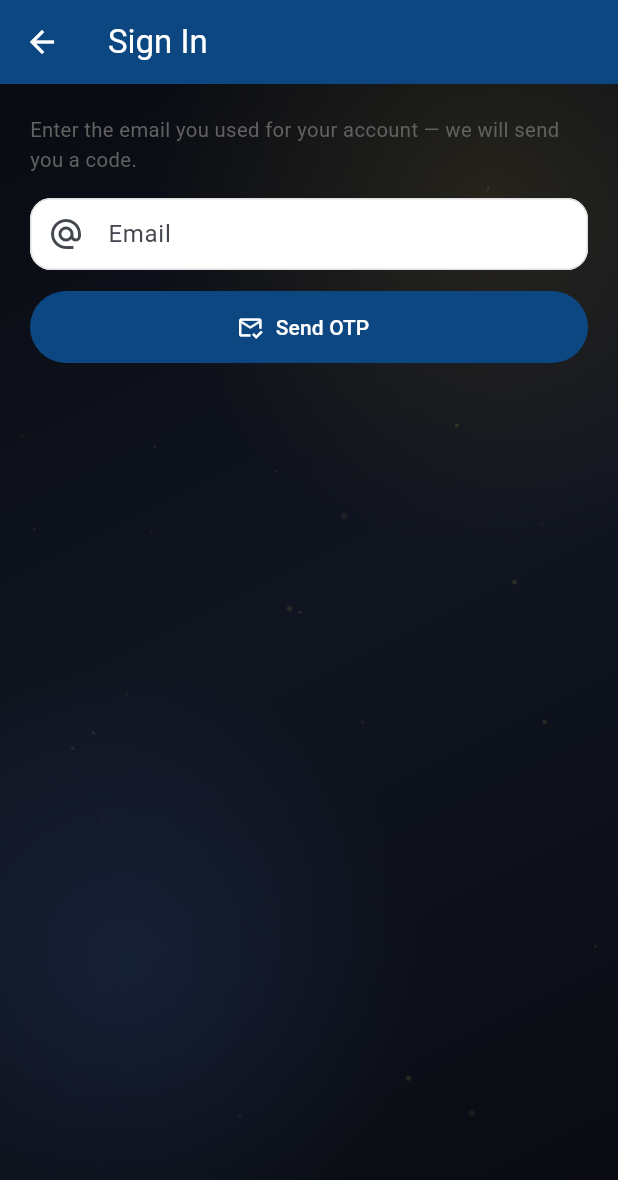
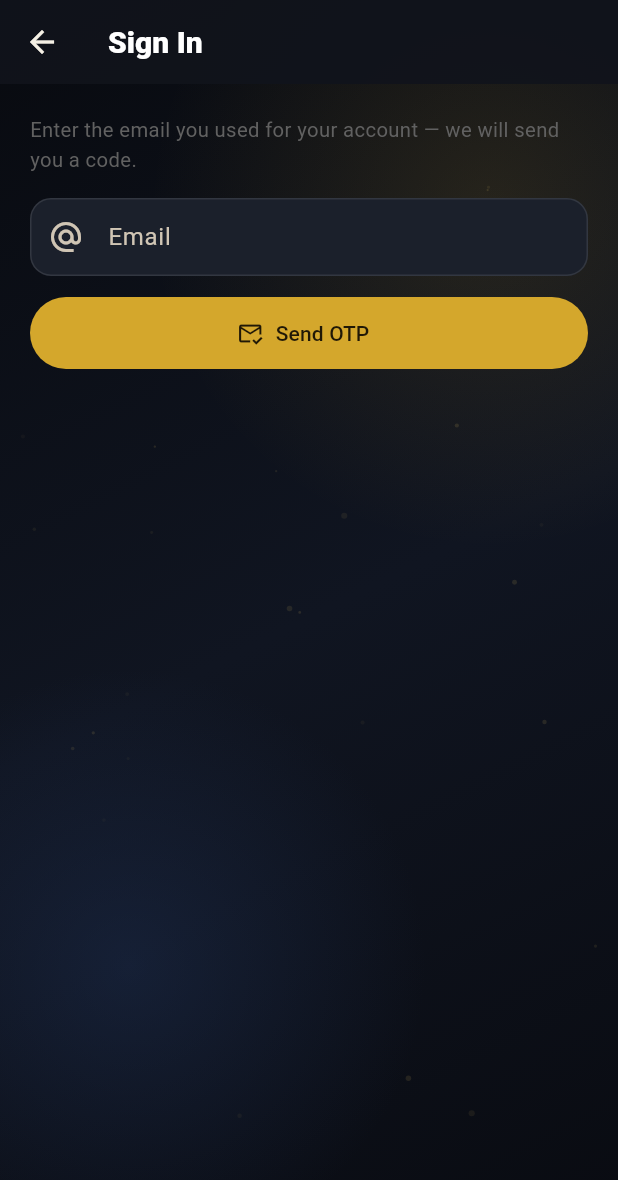
Before and after one commit to subornokhan22-collab/SSC, a Flutter app: the screen it shows after launch, after a tap on "Sign In", on a phone screen of 412 x 824 dp. Shown: the top 1180 px of the screen. Run offline on Flutter 3.47's test engine with Material 3 defaults, Android fonts, the light colour scheme and no system bars; our stand-ins replace pdf, printing, shared_preferences, supabase_flutter, webview_flutter; accounts and stored records are empty; Roboto replaces fonts that are missing (Hind Siliguri).

Commit message:
Add files via upload

```diff
--- a/lib/theme/app_theme.dart
+++ b/lib/theme/app_theme.dart
@@ -1,116 +1,129 @@
 import 'package:flutter/material.dart';
 import '../widgets/animations.dart';
 
+/// Premium dark + gold system used consistently across the app.
 class AppTheme {
-  static const Color primary = Color(0xFF0D4782);
-  static const Color secondary = Color(0xFF10828C);
-  static const Color accent = Color(0xFFFFC107);
-  static const Color surface = Color(0xFFF7F9FC);
-  static const Color textDark = Color(0xFF1A2634);
+  static const Color primary = Color(0xFFD4A72C); // gold
+  static const Color secondary = Color(0xFF7B5A14); // antique gold
+  static const Color accent = Color(0xFFFFD86B); // bright highlight
+  static const Color surface = Color(0xFF12151D);
+  static const Color textDark = Color(0xFFF5F0E5);
+  static const Color canvas = Color(0xFF080A0F);
+  static const Color card = Color(0xFF171B25);
+  static const Color muted = Color(0xFF9EA7B8);
 
   static ThemeData light() {
-    final base = ThemeData(useMaterial3: true);
+    final base = ThemeData(useMaterial3: true, brightness: Brightness.dark);
+    final scheme = ColorScheme.fromSeed(
+      seedColor: primary,
+      brightness: Brightness.dark,
+      primary: primary,
+      onPrimary: const Color(0xFF201806),
+      secondary: accent,
+      surface: surface,
+      onSurface: textDark,
+      error: const Color(0xFFFF7B7B),
+    );
     return base.copyWith(
-      colorScheme: ColorScheme.fromSeed(
-        seedColor: primary,
-        primary: primary,
-        secondary: secondary,
-        tertiary: accent,
-        surface: surface,
-      ),
-      // Transparent so the global AnimatedBackground (painted once, behind
-      // every route via MaterialApp.builder) shows through every screen.
+      colorScheme: scheme,
       scaffoldBackgroundColor: Colors.transparent,
-      // Solid canvas so DropdownButton menus (which default to the theme's
-      // canvasColor) and Drawers get a readable background.
-      canvasColor: Colors.white,
-      // Smooth slide+fade transition for EVERY Navigator.push app-wide.
-      pageTransitionsTheme: const PageTransitionsTheme(
-        builders: {
-          TargetPlatform.android: SmoothPageTransitionsBuilder(),
-          TargetPlatform.iOS: SmoothPageTransitionsBuilder(),
-          TargetPlatform.linux: SmoothPageTransitionsBuilder(),
-          TargetPlatform.macOS: SmoothPageTransitionsBuilder(),
-          TargetPlatform.windows: SmoothPageTransitionsBuilder(),
-        },
-      ),
+      canvasColor: canvas,
+      splashColor: primary.withOpacity(.14),
+      highlightColor: primary.withOpacity(.08),
+      pageTransitionsTheme: const PageTransitionsTheme(builders: {
+        TargetPlatform.android: SmoothPageTransitionsBuilder(),
+        TargetPlatform.iOS: SmoothPageTransitionsBuilder(),
+        TargetPlatform.linux: SmoothPageTransitionsBuilder(),
+        TargetPlatform.macOS: SmoothPageTransitionsBuilder(),
+        TargetPlatform.windows: SmoothPageTransitionsBuilder(),
+      }),
       textTheme: base.textTheme.apply(
         bodyColor: textDark,
         displayColor: textDark,
+        fontFamily: 'Hind Siliguri',
       ),
       appBarTheme: const AppBarTheme(
-        backgroundColor: primary,
-        foregroundColor: Colors.white,
+        backgroundColor: Color(0xEE10131B),
+        foregroundColor: textDark,
         elevation: 0,
         centerTitle: false,
+        surfaceTintColor: Colors.transparent,
+        titleTextStyle: TextStyle(fontSize: 20, fontWeight: FontWeight.w800),
       ),
       cardTheme: CardThemeData(
-        elevation: 1.5,
-        shadowColor: Colors.black.withOpacity(0.08),
-        color: Colors.white,
-        shape: RoundedRectangleBorder(borderRadius: BorderRadius.circular(16)),
+        elevation: 0,
+        color: card,
+        surfaceTintColor: Colors.transparent,
+        shadowColor: Colors.black.withOpacity(.35),
+        shape: RoundedRectangleBorder(
+          borderRadius: BorderRadius.circular(20),
+          side: BorderSide(color: Colors.white.withOpacity(.07)),
+        ),
         margin: EdgeInsets.zero,
       ),
       elevatedButtonTheme: ElevatedButtonThemeData(
         style: ElevatedButton.styleFrom(
           backgroundColor: primary,
-          foregroundColor: Colors.white,
-          padding: const EdgeInsets.symmetric(vertical: 14, horizontal: 20),
-          shape:
-              RoundedRectangleBorder(borderRadius: BorderRadius.circular(12)),
+          foregroundColor: const Color(0xFF211806),
+          padding: const EdgeInsets.symmetric(vertical: 15, horizontal: 20),
+          textStyle: const TextStyle(fontWeight: FontWeight.w800, fontSize: 15),
+          shape: RoundedRectangleBorder(borderRadius: BorderRadius.circular(14)),
           elevation: 0,
         ),
       ),
       outlinedButtonTheme: OutlinedButtonThemeData(
         style: OutlinedButton.styleFrom(
-          foregroundColor: primary,
-          side: const BorderSide(color: primary, width: 1.4),
-          shape:
-              RoundedRectangleBorder(borderRadius: BorderRadius.circular(12)),
+          foregroundColor: accent,
+          side: BorderSide(color: primary.withOpacity(.65), width: 1.2),
+          padding: const EdgeInsets.symmetric(vertical: 14, horizontal: 18),
+          shape: RoundedRectangleBorder(borderRadius: BorderRadius.circular(14)),
         ),
       ),
       inputDecorationTheme: InputDecorationTheme(
         filled: true,
-        fillColor: Colors.white,
+        fillColor: const Color(0xFF1B202B),
+        hintStyle: const TextStyle(color: muted),
         border: OutlineInputBorder(
           borderRadius: BorderRadius.circular(14),
-          borderSide: BorderSide(color: Colors.grey.shade300),
+          borderSide: BorderSide(color: Colors.white.withOpacity(.08)),
         ),
         enabledBorder: OutlineInputBorder(
           borderRadius: BorderRadius.circular(14),
-          borderSide: BorderSide(color: Colors.grey.shade300),
+          borderSide: BorderSide(color: Colors.white.withOpacity(.10)),
         ),
         focusedBorder: OutlineInputBorder(
           borderRadius: BorderRadius.circular(14),
-          borderSide: const BorderSide(color: primary, width: 1.6),
+          borderSide: const BorderSide(color: primary, width: 1.5),
         ),
-        contentPadding:
-            const EdgeInsets.symmetric(horizontal: 16, vertical: 12),
+        contentPadding: const EdgeInsets.symmetric(horizontal: 16, vertical: 14),
       ),
+      dividerTheme: DividerThemeData(color: Colors.white.withOpacity(.09)),
       tabBarTheme: const TabBarThemeData(
-        labelColor: primary,
-        unselectedLabelColor: Colors.grey,
-        labelStyle: TextStyle(fontWeight: FontWeight.w700, fontSize: 13),
-        unselectedLabelStyle:
-            TextStyle(fontWeight: FontWeight.w500, fontSize: 13),
+        labelColor: accent,
+        unselectedLabelColor: muted,
+        indicatorColor: primary,
+        labelStyle: TextStyle(fontWeight: FontWeight.w800, fontSize: 13),
       ),
       dialogTheme: DialogThemeData(
-        backgroundColor: Colors.white,
-        shape: RoundedRectangleBorder(borderRadius: BorderRadius.circular(20)),
+        backgroundColor: card,
+        surfaceTintColor: Colors.transparent,
+        shape: RoundedRectangleBorder(borderRadius: BorderRadius.circular(22)),
       ),
       snackBarTheme: SnackBarThemeData(
+        backgroundColor: const Color(0xFF242B38),
+        contentTextStyle: const TextStyle(color: textDark),
         behavior: SnackBarBehavior.floating,
-        shape: RoundedRectangleBorder(borderRadius: BorderRadius.circular(12)),
+        shape: RoundedRectangleBorder(borderRadius: BorderRadius.circular(14)),
       ),
       progressIndicatorTheme: const ProgressIndicatorThemeData(
         color: primary,
-        linearTrackColor: Color(0xFFE3E9F0),
+        linearTrackColor: Color(0xFF2A303C),
       ),
       bottomNavigationBarTheme: const BottomNavigationBarThemeData(
-        backgroundColor: Colors.white,
-        selectedItemColor: primary,
-        unselectedItemColor: Colors.grey,
-        elevation: 8,
+        backgroundColor: Color(0xFF10131B),
+        selectedItemColor: accent,
+        unselectedItemColor: muted,
+        elevation: 16,
         type: BottomNavigationBarType.fixed,
       ),
     );
```
